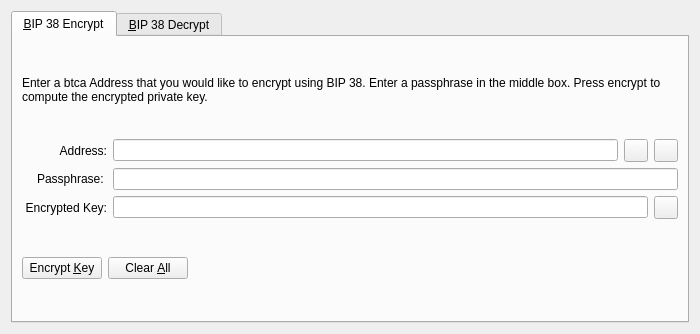
The window that src/qt/forms/bip38tooldialog.ui (bitcoinrub/btcr) describes before a commit, drawn with Qt 5.
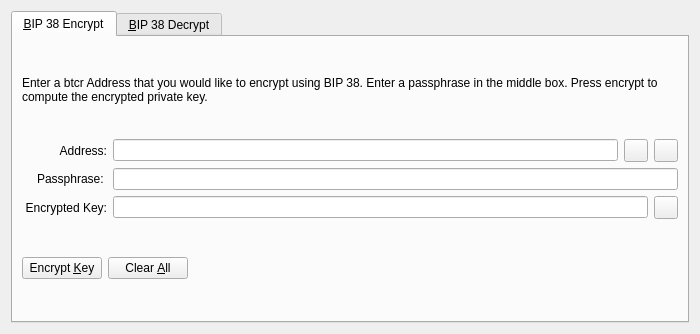
The same window after the commit. The open tabs and pages were chosen to show the change. Icons and pictures are not drawn. Custom widgets are drawn as their Qt base class.

```diff
--- a/src/qt/forms/bip38tooldialog.ui
+++ b/src/qt/forms/bip38tooldialog.ui
@@ -30,7 +30,7 @@
        <item>
         <widget class="QLabel" name="infoLabel_ENC">
          <property name="text">
-          <string>Enter a btca Address that you would like to encrypt using BIP 38. Enter a passphrase in the middle box. Press encrypt to compute the encrypted private key.</string>
+          <string>Enter a btcr Address that you would like to encrypt using BIP 38. Enter a passphrase in the middle box. Press encrypt to compute the encrypted private key.</string>
          </property>
          <property name="textFormat">
           <enum>Qt::PlainText</enum>
```
Left out of the diff: 22 changed lines with no effect on the pictures.
